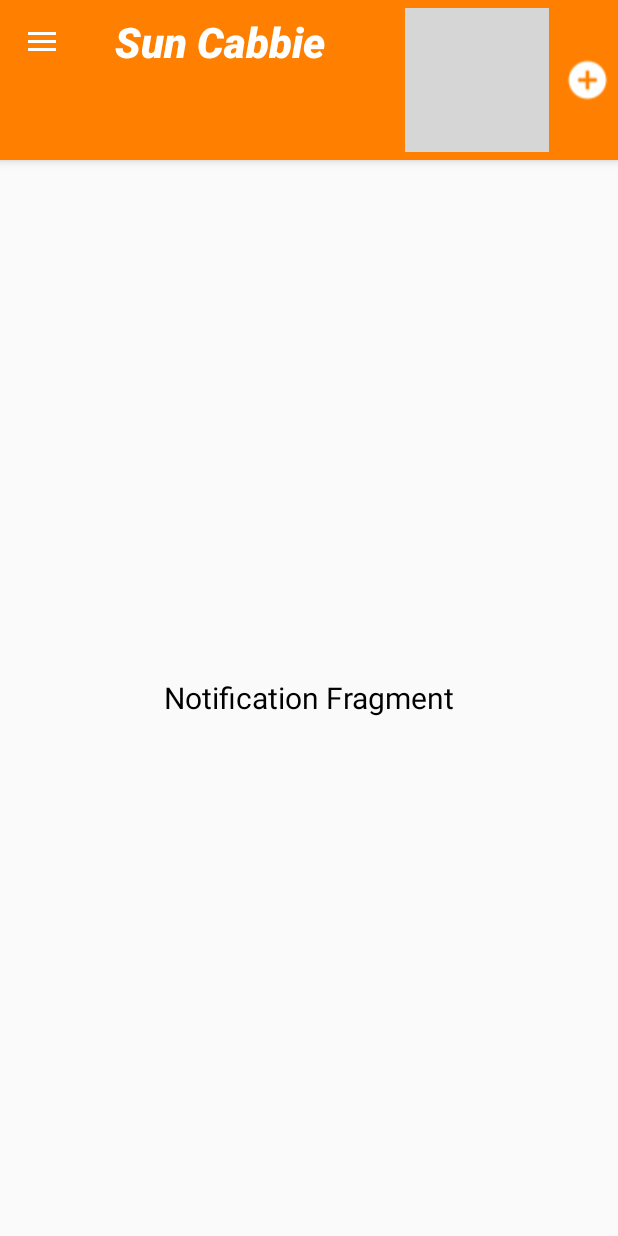
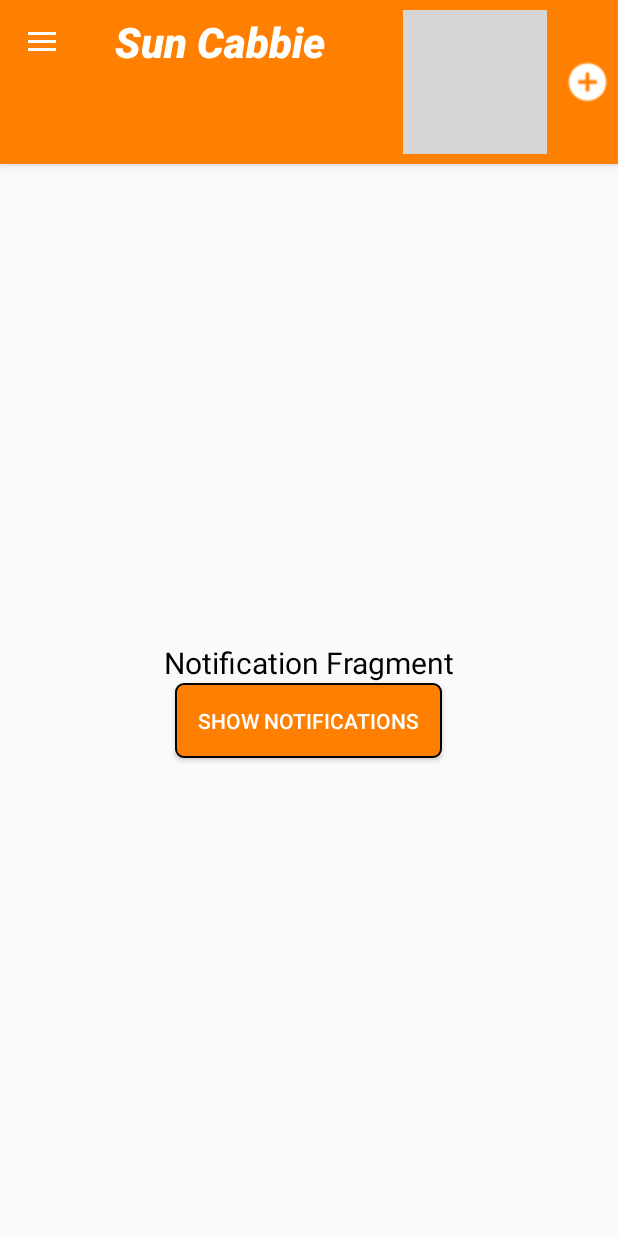
Before and after one commit to hareeshsun/Cabbie, an Android app: the MainActivity screen opened directly, with no data from a screen before it, after a tap on an icon or button, on a phone screen of 412 x 824 dp. Run offline under Robolectric (Android 15) with nearby library versions, the phone set to English and light mode, and no system bars; our stand-ins replace Firebase (no records; nobody signed in at launch, a user with empty details on screens opened directly); grey boxes are pictures that could not be loaded.

Commit message:
Implemented Notification badge for demo.

```diff
--- a/app/src/main/java/com/suntechnologies/cabbie/Fragments/Notification.java
+++ b/app/src/main/java/com/suntechnologies/cabbie/Fragments/Notification.java
@@ -6,7 +6,9 @@ import android.support.v4.app.Fragment;
 import android.view.LayoutInflater;
 import android.view.View;
 import android.view.ViewGroup;
+import android.widget.Button;
 
+import com.suntechnologies.cabbie.MainActivity;
 import com.suntechnologies.cabbie.R;
 
 /**
@@ -18,7 +20,26 @@ public class Notification extends Fragment {
     @Nullable
     @Override
     public View onCreateView(LayoutInflater inflater, @Nullable ViewGroup container, @Nullable Bundle savedInstanceState) {
-        return inflater.inflate(R.layout.notification_layout,container,false);
+
+        View notificationView = inflater.inflate(R.layout.notification_layout,container,false);
+
+        final Button notifyBadge = (Button)  notificationView.findViewById(R.id.notifyButton);
+
+        notifyBadge.setOnClickListener(new View.OnClickListener() {
+            @Override
+            public void onClick(View view) {
+                if(!MainActivity.isNotifyCountVisible){
+                    MainActivity.isNotifyCountVisible = true;
+                    MainActivity.quantityBadge.setVisibility(View.VISIBLE);
+                }
+                else {
+                    MainActivity.isNotifyCountVisible = false;
+                    MainActivity.quantityBadge.setVisibility(View.GONE);
+                }
+            }
+        });
+
+        return notificationView;
     }
 
 }
--- a/app/src/main/java/com/suntechnologies/cabbie/LoginPage.java
+++ b/app/src/main/java/com/suntechnologies/cabbie/LoginPage.java
@@ -51,6 +51,9 @@ public class LoginPage extends AppCompatActivity {
         final EditText password =  (EditText) findViewById(R.id.password);
         final Button login = (Button) findViewById(R.id.login);
         TextView signUp = (TextView) findViewById(R.id.signUpText);
+
+        email.setText("hareeshs@suntechnologies.com");
+        password.setText("Reset123");
 
         loadingDialog = new SpotsDialog(this,"Logging...");
         preferences = getSharedPreferences(USER_TOKEN_KEY, Context.MODE_PRIVATE);
--- a/app/src/main/java/com/suntechnologies/cabbie/MainActivity.java
+++ b/app/src/main/java/com/suntechnologies/cabbie/MainActivity.java
@@ -17,6 +17,7 @@ import android.view.MenuItem;
 import android.view.View;
 import android.widget.FrameLayout;
 import android.widget.ImageView;
+import android.widget.TextView;
 
 import com.google.firebase.database.DataSnapshot;
 import com.google.firebase.database.DatabaseError;
@@ -36,6 +37,8 @@ public class MainActivity extends AppCompatActivity implements FragmentManager.O
 
     private FrameLayout frameLayout;
     private ImageView requestCab;
+    public static boolean isNotifyCountVisible = false;
+    public static TextView quantityBadge;
 
     @Override
     protected void onCreate(Bundle savedInstanceState) {
@@ -52,6 +55,7 @@ public class MainActivity extends AppCompatActivity implements FragmentManager.O
         requestCab = (ImageView) findViewById(R.id.cabRequest);
         DrawerLayout drawerLayout = (DrawerLayout) findViewById(R.id.drawer_layout);
         frameLayout = (FrameLayout) findViewById(R.id.frameLayout);
+        quantityBadge = (TextView) findViewById(R.id.quantityBadge);
 
         ActionBarDrawerToggle toggle = new ActionBarDrawerToggle(
                 this, drawerLayout, toolBar, R.string.navigation_drawer_open, R.string.navigation_drawer_close);
--- /dev/null
+++ b/app/src/main/res/drawable/notification_number_boarder.xml
@@ -0,0 +1,14 @@
+<?xml version="1.0" encoding="utf-8"?>
+<shape xmlns:android="http://schemas.android.com/apk/res/android"
+    android:shape="rectangle">
+    <corners android:radius="8dp" />
+    <solid android:color="#f20000" />
+    <stroke
+        android:width="2dip"
+        android:color="#FFF" />
+    <padding
+        android:bottom="5dp"
+        android:left="5dp"
+        android:right="5dp"
+        android:top="5dp" />
+</shape>
--- a/app/src/main/res/layout/app_bar_main.xml
+++ b/app/src/main/res/layout/app_bar_main.xml
@@ -33,12 +33,39 @@
           android:gravity="end"
           android:layout_gravity="center">
 
-        <ImageView
-            android:id="@+id/notification"
+        <RelativeLayout
             android:layout_width="wrap_content"
-            android:layout_height="match_parent"
-            android:src="@drawable/notification"
-            android:layout_margin="5dp"/>
+            android:layout_height="match_parent">
+
+          <RelativeLayout
+              android:id="@+id/relative_layout"
+              android:layout_width="wrap_content"
+              android:layout_height="match_parent"
+              android:padding="1dp">
+
+            <ImageView
+                android:id="@+id/notification"
+                android:layout_width="wrap_content"
+                android:layout_height="match_parent"
+                android:src="@drawable/notification"
+                android:layout_margin="5dp"/>
+
+          </RelativeLayout>
+
+          <TextView
+              android:id="@+id/quantityBadge"
+              android:layout_width="wrap_content"
+              android:layout_height="wrap_content"
+              android:background="@drawable/notification_number_boarder"
+              android:gravity="center"
+              android:text="2"
+              android:textColor="@color/white"
+              android:textSize="12sp"
+              android:textStyle="bold"
+              android:visibility="gone"
+              android:layout_alignRight="@id/relative_layout"/>
+
+        </RelativeLayout>
 
         <ImageView
             android:id="@+id/cabRequest"
--- a/app/src/main/res/layout/notification_layout.xml
+++ b/app/src/main/res/layout/notification_layout.xml
@@ -13,4 +13,16 @@
         android:textColor="@color/black"
         android:textSize="20sp"/>
 
+    <Button
+        android:id="@+id/notifyButton"
+        android:layout_width="wrap_content"
+        android:layout_height="wrap_content"
+        android:textColor="@color/white"
+        android:text="show Notifications"
+        android:textSize="14dp"
+        android:padding="15dp"
+        android:layout_gravity="center"
+        android:background="@drawable/button_border"
+        />
+
 </LinearLayout>
```
